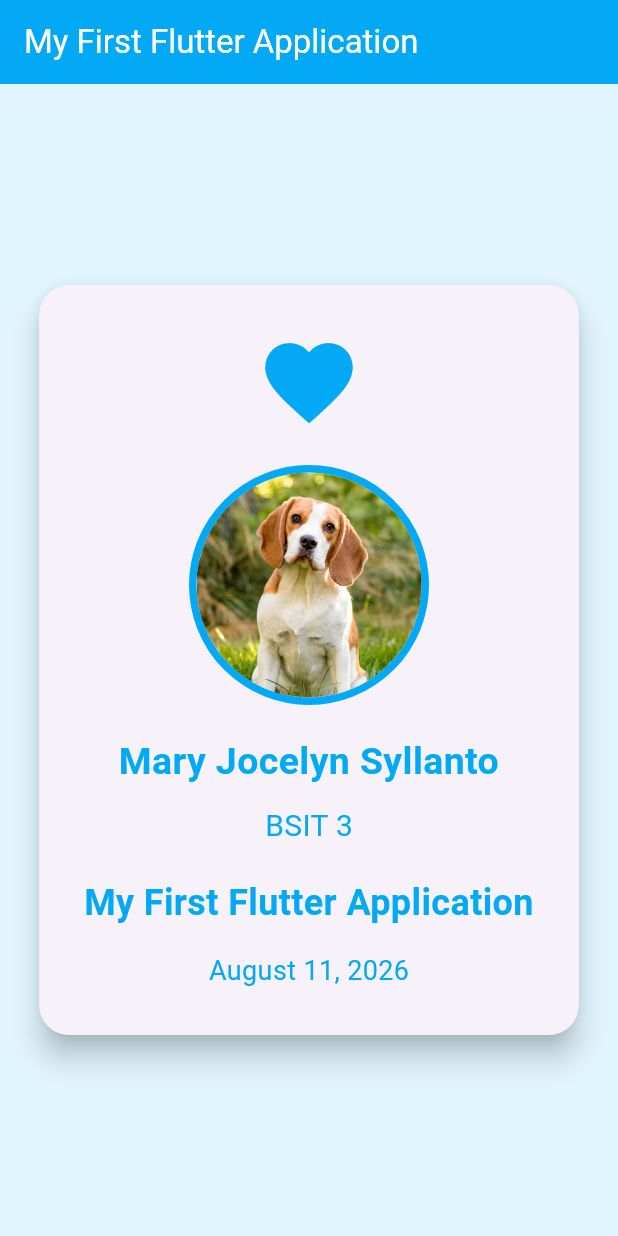
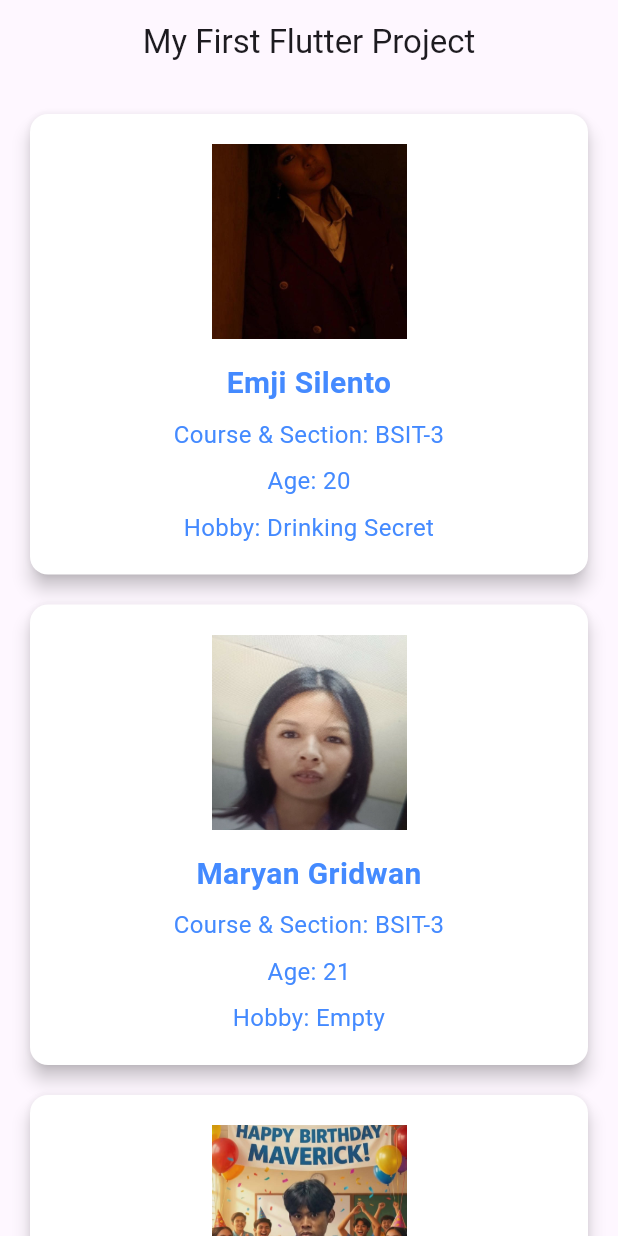
Before and after one commit to MjSyllanto/IT314AB_SYLLANTO, a Flutter app: the screen it shows after launch, on a phone screen of 412 x 824 dp. Run offline on Flutter 3.47's test engine with Material 3 defaults, Android fonts, the phone set to English and light mode, and no system bars.

Commit message:
feat: Data-Driven UI Flutter Project

```diff
--- a/my_first_flutter_project_emji/lib/main.dart
+++ b/my_first_flutter_project_emji/lib/main.dart
@@ -11,116 +11,187 @@ class MyApp extends StatelessWidget {
   Widget build(BuildContext context) {
     return MaterialApp(
       debugShowCheckedModeBanner: false,
-      home: Scaffold(
-        backgroundColor: Colors.lightBlue[50],
+      title: 'My First Flutter Project',
+      home: const ProfilePage(),
+    );
+  }
+}
 
-        appBar: AppBar(
-          backgroundColor: Colors.lightBlue,
-          title: const Text(
-            'My First Flutter Application',
-            style: TextStyle(
-              color: Colors.white,
-            ),
-          ),
+// PROFILE DATA
+class Profile {
+  final String image;
+  final String? name;
+  final String? courseSection;
+  final int? age;
+  final String? hobby;
+
+  const Profile({
+    required this.image,
+    this.name,
+    this.courseSection,
+    this.age,
+    this.hobby,
+  });
+}
+
+// FIVE DIFFERENT PROFILES
+const List<Profile> profiles = [
+  // PROFILE 1 - COMPLETE DATA
+  Profile(
+    image: 'assets/emji.jpg',
+    name: 'Emji Silento',
+    courseSection: 'BSIT-3',
+    age: 20,
+    hobby: 'Drinking Secret',
   ),
 
-        body: Center(
-          child: Card(
-            margin: const EdgeInsets.all(25),
-            elevation: 8,
-            shape: RoundedRectangleBorder(
-              borderRadius: BorderRadius.circular(20),
+  // PROFILE 2 - EMPTY HOBBY
+  Profile(
+    image: 'assets/marianne.jpg',
+    name: 'Maryan Gridwan',
+    courseSection: 'BSIT-3',
+    age: 21,
+    hobby: '',
   ),
 
+  // PROFILE 3 - NULL COURSE
+  Profile(
+    image: 'assets/mav1.jpg',
+    name: 'Mav Sumalangitka',
+    courseSection: null,
+    age: 19,
+    hobby: 'Dancing',
+  ),
+
+  // PROFILE 4 - NOT PROVIDED
+  Profile(
+    image: 'assets/chim.PNG',
+    name: 'Chim Boop',
+    courseSection: 'Not provided',
+    age: 20,
+    hobby: 'Hobby Tanan',
+  ),
+
+  // PROFILE 5 - MISSING HOBBY
+  Profile(
+    image: 'assets/krylle.PNG',
+    name: 'Karylle Buta',
+    courseSection: 'BSIS-3',
+    age: 21,
+    hobby: null,
+  ),
+];
+
+class ProfilePage extends StatelessWidget {
+  const ProfilePage({super.key});
+
+  @override
+  Widget build(BuildContext context) {
+    return Scaffold(
+      appBar: AppBar(
+        title: const Text('My First Flutter Project'),
+        centerTitle: true,
+      ),
+
+      // SCROLLING WIDGET
+      body: ListView.builder(
+        padding: const EdgeInsets.all(20),
+        itemCount: profiles.length,
+        itemBuilder: (context, index) {
+          final profile = profiles[index];
+
+          return ProfileCard(profile: profile);
+        },
+      ),
+    );
+  }
+}
+
+// SAME DESIGN FOR ALL PROFILES
+class ProfileCard extends StatelessWidget {
+  final Profile profile;
+
+  const ProfileCard({
+    super.key,
+    required this.profile,
+  });
+
+  @override
+  Widget build(BuildContext context) {
+    return Card(
+      elevation: 5,
+      color: Colors.white,
+      margin: const EdgeInsets.only(bottom: 20),
+
       child: Padding(
-              padding: const EdgeInsets.all(30),
+        padding: const EdgeInsets.all(20),
 
         child: Column(
-                mainAxisSize: MainAxisSize.min,
           children: [
-
-                  // Heart icon
-                  const Icon(
-                    Icons.favorite,
-                    size: 70,
-                    color: Colors.lightBlue,
-                  ),
-
-                  const SizedBox(height: 20),
-
-                  // Circular profile picture
-                  Container(
-                    width: 160,
-                    height: 160,
-                    decoration: BoxDecoration(
-                      shape: BoxShape.circle,
-                      border: Border.all(
-                        color: Colors.lightBlue,
-                        width: 5,
-                      ),
-                    ),
-
-                    child: ClipOval(
-                      child: Image.asset(
-                        'assets/dog.webp',
-                        width: 150,
-                        height: 150,
+            // IMAGE
+            Image.asset(
+              profile.image,
+              width: 130,
+              height: 130,
               fit: BoxFit.cover,
-                      ),
-                    ),
-                  ),
-
-                  const SizedBox(height: 20),
-
-                  // Name
-                  const Text(
-                    'Mary Jocelyn Syllanto',
-                    textAlign: TextAlign.center,
-                    style: TextStyle(
-                      fontSize: 25,
-                      fontWeight: FontWeight.bold,
-                      color: Colors.lightBlue,
-                    ),
-                  ),
-
-                  const SizedBox(height: 10),
-
-                  // Course
-                  const Text(
-                    'BSIT 3',
-                    style: TextStyle(
-                      fontSize: 20,
-                      color: Colors.lightBlue,
-                    ),
-                  ),
-
-                  const SizedBox(height: 20),
-
-                  // Application title
-                  const Text(
-                    'My First Flutter Application',
-                    textAlign: TextAlign.center,
-                    style: TextStyle(
-                      fontSize: 24,
-                      fontWeight: FontWeight.bold,
-                      color: Colors.lightBlue,
-                    ),
             ),
 
             const SizedBox(height: 15),
 
-                  // Date
-                  const Text(
-                    'August 11, 2026',
-                    style: TextStyle(
-                      fontSize: 18,
-                      color: Colors.lightBlue,
+            // NAME
+            Text(
+              profile.name ?? 'Name: Missing',
+              style: const TextStyle(
+                fontSize: 20,
+                fontWeight: FontWeight.bold,
+                color: Colors.blueAccent,
+              ),
+              textAlign: TextAlign.center,
+            ),
+
+            const SizedBox(height: 8),
+
+            // COURSE & SECTION
+            Text(
+              profile.courseSection == null
+                  ? 'Course & Section: Missing'
+                  : 'Course & Section: ${profile.courseSection}',
+              style: const TextStyle(
+                fontSize: 16,
+                color: Colors.blueAccent,
+              ),
+              textAlign: TextAlign.center,
+            ),
+
+            const SizedBox(height: 8),
+
+            // AGE
+            Text(
+              profile.age == null
+                  ? 'Age: Missing'
+                  : 'Age: ${profile.age}',
+              style: const TextStyle(
+                fontSize: 16,
+                color: Colors.blueAccent,
               ),
             ),
+
+            const SizedBox(height: 8),
+
+            // HOBBY
+            Text(
+              profile.hobby == null
+                  ? 'Hobby: Missing'
+                  : profile.hobby!.isEmpty
+                      ? 'Hobby: Empty'
+                      : 'Hobby: ${profile.hobby}',
+              style: const TextStyle(
+                fontSize: 16,
+                color: Colors.blueAccent,
+              ),
+              textAlign: TextAlign.center,
+            ),
           ],
-              ),
-            ),
-          ),
         ),
       ),
     );
--- a/my_first_flutter_project_emji/pubspec.yaml
+++ b/my_first_flutter_project_emji/pubspec.yaml
@@ -26,3 +26,8 @@ flutter:
 
   assets:
     - assets/dog.webp
+    - assets/emji.jpg
+    - assets/mav1.jpg
+    - assets/marianne.jpg
+    - assets/chim.PNG
+    - assets/krylle.PNG
```
Also changed, not shown: my_first_flutter_project_emji/assets/chim.PNG (added), my_first_flutter_project_emji/assets/emji.jpg (added), my_first_flutter_project_emji/assets/krylle.PNG (added), my_first_flutter_project_emji/assets/marianne.jpg (added), my_first_flutter_project_emji/assets/mav1.jpg (added). Lines whose indentation alone changed are shown as unchanged.
